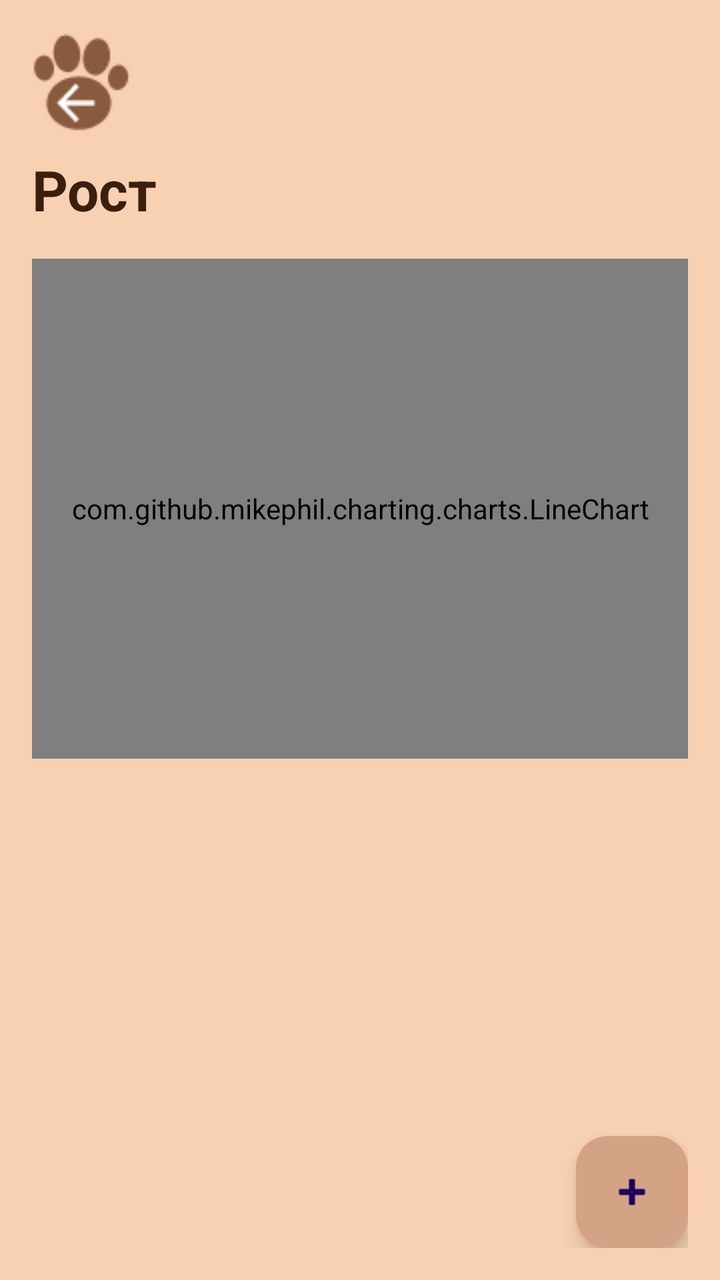
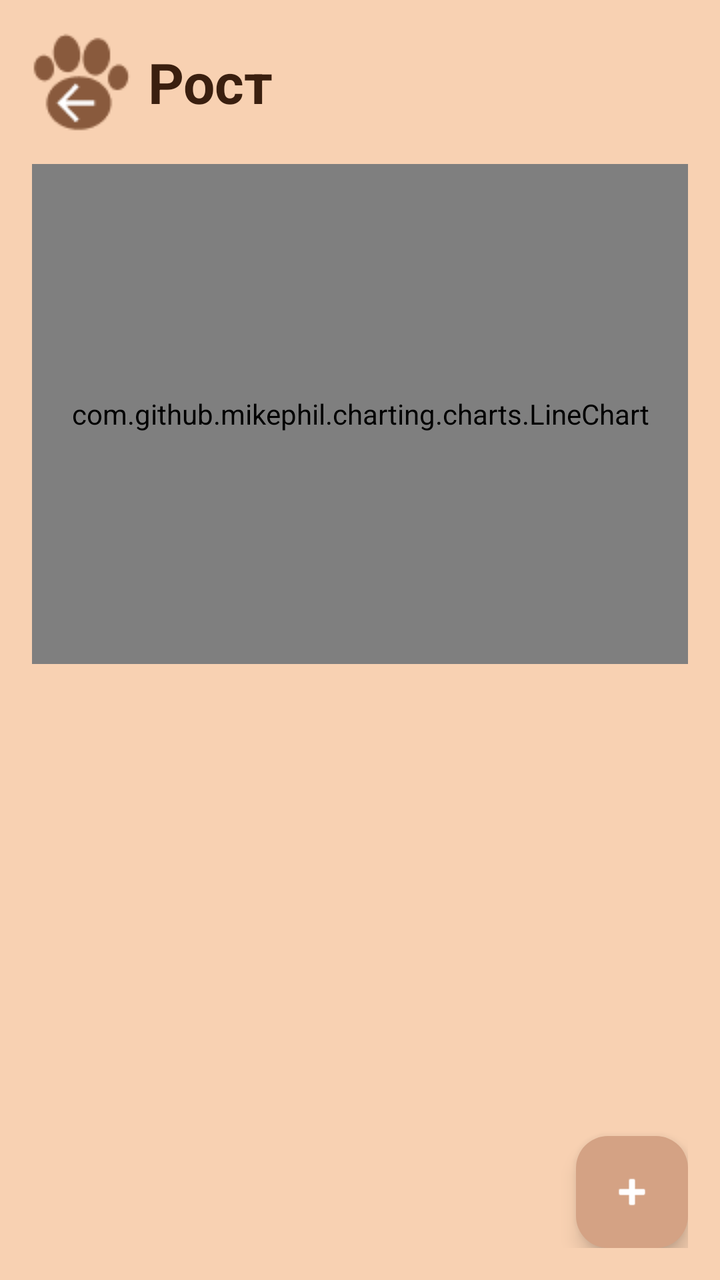

Before-and-after screenshots of an Android layout around one commit, followed by the original layout XML and the change that was made.
<!-- AndroidManifest.xml: application theme Theme.MyPet -->
<!-- res/layout/activity_height.xml -->
<?xml version="1.0" encoding="utf-8"?>
<LinearLayout xmlns:android="http://schemas.android.com/apk/res/android"
    xmlns:app="http://schemas.android.com/apk/res-auto"
    android:layout_width="match_parent"
    android:layout_height="match_parent"
    android:orientation="vertical"
    android:background="#F8D1B2"
    android:padding="16dp">

    <ImageButton
        android:id="@+id/btnBack"
        android:layout_width="50dp"
        android:layout_height="50dp"
        android:background="?attr/selectableItemBackgroundBorderless"
        android:src="@drawable/back_btn1"/>

    <TextView
        android:text="Рост"
        android:textSize="28sp"
        android:textStyle="bold"
        android:textColor="#3A1F0F"
        android:layout_width="wrap_content"
        android:layout_height="wrap_content"
        android:layout_marginTop="10dp"/>

    <com.github.mikephil.charting.charts.LineChart
        android:id="@+id/chart"
        android:background="#FFF3E8"
        android:layout_width="match_parent"
        android:layout_height="250dp"
        android:layout_marginTop="16dp"/>

    <androidx.recyclerview.widget.RecyclerView
        android:id="@+id/rvMeasurements"
        android:layout_width="match_parent"
        android:layout_height="0dp"
        android:layout_weight="1"
        android:layout_marginTop="16dp"/>

    <com.google.android.material.floatingactionbutton.FloatingActionButton
        android:id="@+id/fabAdd"
        android:layout_width="wrap_content"
        android:layout_height="wrap_content"
        android:layout_gravity="end"
        android:src="@android:drawable/ic_input_add"
        app:backgroundTint="#D4A284"/>

</LinearLayout>
<!-- resources referenced by this layout -->
<resources>
  <!-- drawable back_btn1: png bitmap (drawable, 1809 bytes) -->
  <style name="Theme.MyPet" parent="Base.Theme.MyPet" />
  <style name="Base.Theme.MyPet" parent="Theme.Material3.DayNight.NoActionBar">
          
          
      </style>
</resources>

<!-- the commit's change to res/layout/activity_height.xml (unified diff, before → after) -->
@@ -7,21 +7,30 @@
     android:background="#F8D1B2"
     android:padding="16dp">
 
-    <ImageButton
-        android:id="@+id/btnBack"
-        android:layout_width="50dp"
-        android:layout_height="50dp"
-        android:background="?attr/selectableItemBackgroundBorderless"
-        android:src="@drawable/back_btn1"/>
-
-    <TextView
-        android:text="Рост"
-        android:textSize="28sp"
-        android:textStyle="bold"
-        android:textColor="#3A1F0F"
+    <LinearLayout
+        android:id="@+id/headerLayout"
         android:layout_width="wrap_content"
         android:layout_height="wrap_content"
-        android:layout_marginTop="10dp"/>
+        android:gravity="center_vertical"
+        android:orientation="horizontal">
+
+        <ImageButton
+            android:id="@+id/btnBack"
+            android:layout_width="50dp"
+            android:layout_height="50dp"
+            android:background="?attr/selectableItemBackgroundBorderless"
+            android:src="@drawable/back_btn1" />
+
+        <TextView
+            android:layout_width="wrap_content"
+            android:layout_height="wrap_content"
+            android:layout_marginStart="8dp"
+            android:text="Рост"
+            android:textColor="#3A1F0F"
+            android:textSize="28sp"
+            android:textStyle="bold" />
+
+    </LinearLayout>
 
     <com.github.mikephil.charting.charts.LineChart
         android:id="@+id/chart"
@@ -43,6 +52,7 @@
         android:layout_height="wrap_content"
         android:layout_gravity="end"
         android:src="@android:drawable/ic_input_add"
-        app:backgroundTint="#D4A284"/>
+        app:backgroundTint="#D4A284"
+        app:tint="#FFFFFF" />
 
 </LinearLayout>
